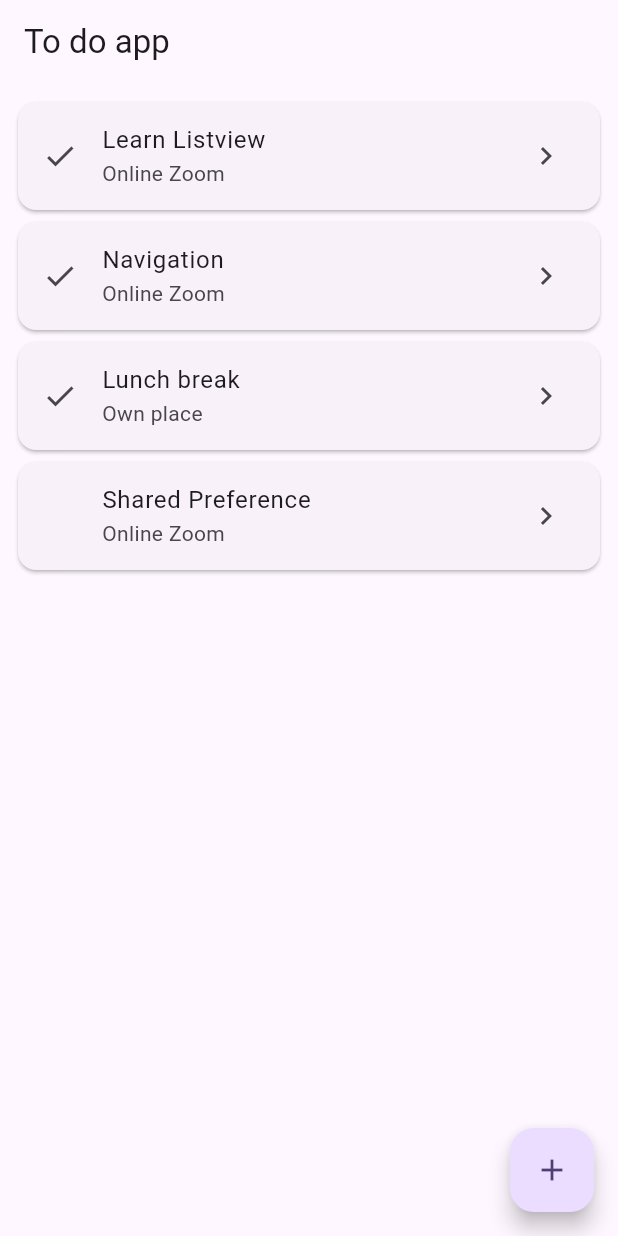
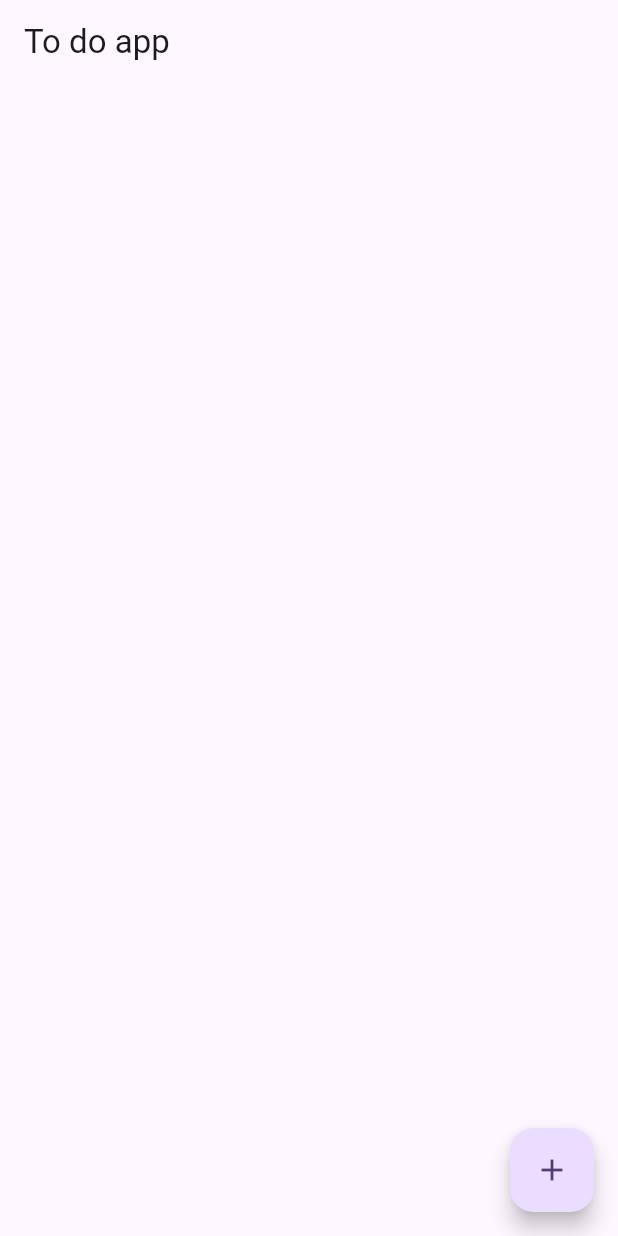
Before and after one commit to wanmuz86/todos_feb24, a Flutter app: the AddPage screen opened directly, after a tap on "Add new item", on a phone screen of 412 x 824 dp. Run offline on Flutter 3.47's test engine with Material 3 defaults, Android fonts, the phone set to English and light mode, and no system bars; our stand-ins replace shared_preferences; accounts and stored records are empty.

Commit message:
padding and change everything to const

```diff
--- a/lib/widgets/add.dart
+++ b/lib/widgets/add.dart
@@ -8,15 +8,17 @@ class AddPage extends StatelessWidget {
   @override
   Widget build(BuildContext context) {
     return Scaffold(
-      appBar: AppBar(title: Text("Add new Item"),),
-      body: Column(
+      appBar: AppBar(title: const Text("Add new Item"),),
+      body: Padding(
+        padding: const EdgeInsets.all(8.0),
+        child: Column(
           children: [
-          Text("Enter all the information"),
-          TextField(decoration: InputDecoration(hintText:"Enter item name"),
+            const Text("Enter all the information"),
+            TextField(decoration: const InputDecoration(hintText:"Enter item name"),
               controller: nameEditingController,),
-          TextField(decoration: InputDecoration(hintText:"Enter item description"),
+            TextField(decoration: const InputDecoration(hintText:"Enter item description"),
               controller: descEditingController,),
-          TextField(decoration: InputDecoration(hintText:"Enter item place"),
+            TextField(decoration: const InputDecoration(hintText:"Enter item place"),
               controller: placeEditingContorller,),
             ElevatedButton(onPressed: (){
               print(nameEditingController.text);
@@ -33,8 +35,9 @@ class AddPage extends StatelessWidget {
               // 2) Pass the new item as second argument of navigator.pop
               Navigator.pop(context,newItem);
 
-          }, child: Text("Add new item"))
+            }, child: const Text("Add new item"))
           ],
+        ),
       ),
     );
   }
--- a/lib/widgets/detail.dart
+++ b/lib/widgets/detail.dart
@@ -11,7 +11,7 @@ class DetailPage extends StatelessWidget {
   @override
   Widget build(BuildContext context) {
     return Scaffold(
-      appBar: AppBar(title: Text("Detail Page"),),
+      appBar: AppBar(title: const Text("Detail Page"),),
       body: Center(
         child: Column(
           children: [
@@ -32,7 +32,7 @@ class DetailPage extends StatelessWidget {
                   // Pass it back as second parameter
                   Navigator.pop(context,respond);
 
-                }, child: Text("Delete")),
+                }, child: const Text("Delete")),
                 ElevatedButton(onPressed: (){
 
                   var respond = {
--- a/lib/widgets/home.dart
+++ b/lib/widgets/home.dart
@@ -14,30 +14,7 @@ class HomePage extends StatefulWidget {
 class _HomePageState extends State<HomePage> {
 // Beacause the usage of Shared preference
   List<dynamic> _todos = [
-    {
-      "name":"Learn Listview",
-      "place":"Online Zoom",
-      "description":"Listview, builder, Listtile, and Card",
-      "completed":true
-    },
-    {
-      "name":"Navigation",
-      "place":"Online Zoom",
-      "description":"Basic navigation (push, pop), Pass data forward, pass data backward",
-      "completed":true
-    },
-    {
-      "name":"Lunch break",
-      "place":"Own place",
-      "description":"1h - 1h30 break depending on QnA",
-      "completed":true
-    },
-    {
-      "name":"Shared Preference",
-      "place":"Online Zoom",
-      "description":"sharing and retrieving local data",
-      "completed":false
-    }
+
   ];
 
   // Inialization of the page is done here
@@ -80,7 +57,7 @@ class _HomePageState extends State<HomePage> {
   @override
   Widget build(BuildContext context) {
     return Scaffold(
-      appBar: AppBar(title: Text("To do app"),),
+      appBar: AppBar(title: const Text("To do app"),),
       body: ListView.builder(
           padding: const EdgeInsets.all(8),
           // how many rows are there -> It has the same number of rows as the data
@@ -99,10 +76,10 @@ class _HomePageState extends State<HomePage> {
             // );
             return Card(
               child: ListTile(
-                leading: _todos[index]["completed"] == true ? Icon(Icons.check) : SizedBox(),
+                leading: _todos[index]["completed"] == true ? const Icon(Icons.check) : const SizedBox(),
                 title: Text(_todos[index]["name"]!),
                 subtitle: Text(_todos[index]["place"]!),
-                trailing: Icon(Icons.chevron_right),
+                trailing: const Icon(Icons.chevron_right),
                 onTap: () async {
                   // 3) Pass the data to second page through the constructor
                  var respond = await Navigator.push(context,MaterialPageRoute(builder:
@@ -133,7 +110,7 @@ class _HomePageState extends State<HomePage> {
           }
       ),
       floatingActionButton: FloatingActionButton(
-        child: Icon(Icons.add),
+        child: const Icon(Icons.add),
         onPressed: () async {
           // Open add page
           // WAITT FOR THE SECOND PAGE TO END
```
Lines whose indentation alone changed are shown as unchanged.
